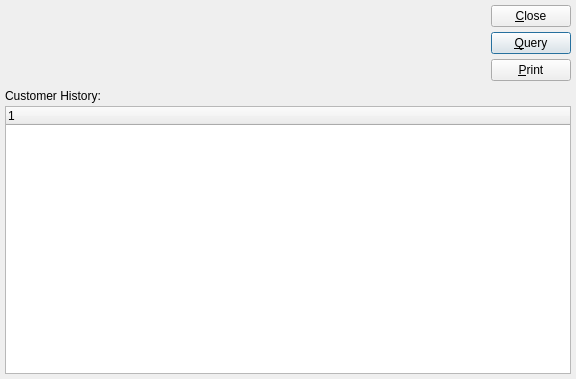
Qt form xtuple/trunk/guiclient/dspCustomerARHistory.ui (WooodHead/xtuple) before a commit.
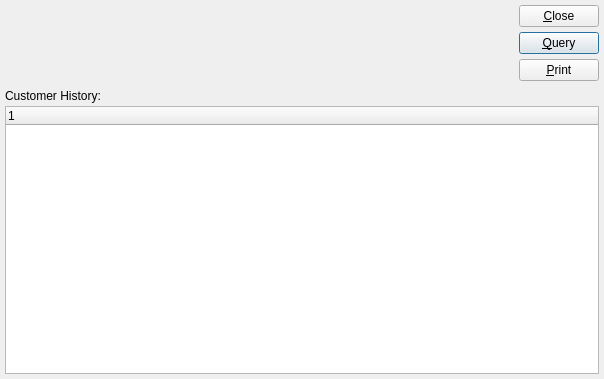
The same form after that commit. Custom widgets are drawn as their Qt base class.

The edit to the form file:
```diff
--- a/xtuple/trunk/guiclient/dspCustomerARHistory.ui
+++ b/xtuple/trunk/guiclient/dspCustomerARHistory.ui
@@ -8,7 +8,7 @@
    <rect>
     <x>0</x>
     <y>0</y>
-    <width>576</width>
+    <width>604</width>
     <height>379</height>
    </rect>
   </property>
@@ -25,17 +25,11 @@
     </property>
     <item>
      <layout class="QHBoxLayout" >
-      <property name="margin" >
-       <number>0</number>
-      </property>
       <property name="spacing" >
        <number>7</number>
       </property>
       <item>
        <layout class="QVBoxLayout" >
-        <property name="margin" >
-         <number>0</number>
-        </property>
         <property name="spacing" >
          <number>0</number>
         </property>
@@ -77,9 +71,6 @@
       </item>
       <item>
        <layout class="QVBoxLayout" >
-        <property name="margin" >
-         <number>0</number>
-        </property>
         <property name="spacing" >
          <number>0</number>
         </property>
@@ -106,9 +97,6 @@
       </item>
       <item>
        <layout class="QHBoxLayout" >
-        <property name="margin" >
-         <number>0</number>
-        </property>
         <property name="spacing" >
          <number>0</number>
         </property>
@@ -130,9 +118,6 @@
         </item>
         <item>
          <layout class="QVBoxLayout" >
-          <property name="margin" >
-           <number>0</number>
-          </property>
           <property name="spacing" >
            <number>5</number>
           </property>
@@ -174,9 +159,6 @@
     </item>
     <item>
      <layout class="QVBoxLayout" >
-      <property name="margin" >
-       <number>0</number>
-      </property>
       <property name="spacing" >
        <number>0</number>
       </property>
@@ -186,9 +168,7 @@
          <bool>true</bool>
         </property>
         <property name="sizePolicy" >
-         <sizepolicy>
-          <hsizetype>7</hsizetype>
-          <vsizetype>0</vsizetype>
+         <sizepolicy vsizetype="Fixed" hsizetype="Expanding" >
           <horstretch>0</horstretch>
           <verstretch>0</verstretch>
          </sizepolicy>
@@ -213,9 +193,7 @@
       <item>
        <widget class="XTreeWidget" name="_custhist" >
         <property name="sizePolicy" >
-         <sizepolicy>
-          <hsizetype>7</hsizetype>
-          <vsizetype>7</vsizetype>
+         <sizepolicy vsizetype="Expanding" hsizetype="Expanding" >
           <horstretch>0</horstretch>
           <verstretch>0</verstretch>
          </sizepolicy>
@@ -236,26 +214,20 @@
  <layoutdefault spacing="6" margin="11" />
  <pixmapfunction>qPixmapFromMimeSource</pixmapfunction>
  <customwidgets>
+  <customwidget>
+   <class>CustCluster</class>
+   <extends>QWidget</extends>
+   <header>custcluster.h</header>
+  </customwidget>
+  <customwidget>
+   <class>DateCluster</class>
+   <extends>QWidget</extends>
+   <header>datecluster.h</header>
+  </customwidget>
   <customwidget>
    <class>XTreeWidget</class>
    <extends>QTreeWidget</extends>
    <header>xtreewidget.h</header>
-   <container>0</container>
-   <pixmap></pixmap>
-  </customwidget>
-  <customwidget>
-   <class>DateCluster</class>
-   <extends>QWidget</extends>
-   <header>datecluster.h</header>
-   <container>0</container>
-   <pixmap></pixmap>
-  </customwidget>
-  <customwidget>
-   <class>CustCluster</class>
-   <extends>QWidget</extends>
-   <header>custcluster.h</header>
-   <container>0</container>
-   <pixmap></pixmap>
   </customwidget>
  </customwidgets>
  <tabstops>
```
Left out of the diff: 23 changed lines with no effect on the pictures.
